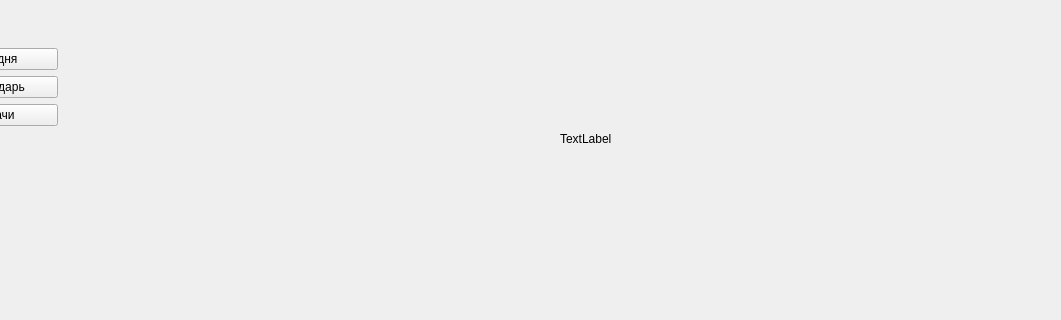
fnDxrk/ToDo_VPHAMI, file mainwindow.ui: the form before one commit; both pictures show x 219 to 1280 and y 0 to 320 of the 1280 by 720 pixel window.
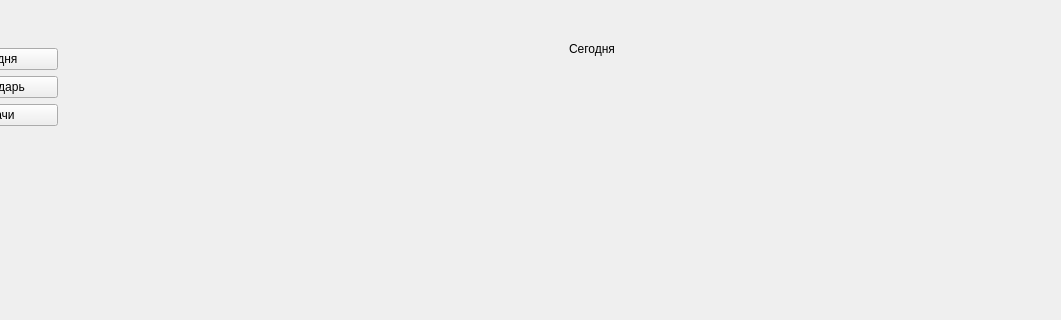
The form after the commit. Icons and pictures are not drawn.

Commit message: Set layout for each widget workspace

What changed in the file:
```diff
--- a/mainwindow.ui
+++ b/mainwindow.ui
@@ -228,50 +228,66 @@
    <widget class="QWidget" name="workspace_widget" native="true">
     <property name="geometry">
      <rect>
-      <x>460</x>
-      <y>60</y>
-      <width>711</width>
-      <height>581</height>
-     </rect>
-    </property>
-    <widget class="QWidget" name="title" native="true">
-     <property name="geometry">
-      <rect>
-       <x>39</x>
+      <x>360</x>
        <y>30</y>
-       <width>641</width>
-       <height>80</height>
-      </rect>
-     </property>
+      <width>901</width>
+      <height>661</height>
+     </rect>
+    </property>
+    <layout class="QVBoxLayout" name="verticalLayout_5">
+     <item>
+      <widget class="QWidget" name="title" native="true">
+       <layout class="QHBoxLayout" name="horizontalLayout_3">
+        <item>
+         <layout class="QHBoxLayout" name="horizontalLayout">
+          <item>
+           <spacer name="horizontalSpacer">
+            <property name="orientation">
+             <enum>Qt::Horizontal</enum>
+            </property>
+            <property name="sizeHint" stdset="0">
+             <size>
+              <width>40</width>
+              <height>20</height>
+             </size>
+            </property>
+           </spacer>
+          </item>
+          <item>
      <widget class="QLabel" name="title_text">
-      <property name="geometry">
-       <rect>
-        <x>280</x>
-        <y>40</y>
-        <width>54</width>
-        <height>17</height>
-       </rect>
-      </property>
       <property name="text">
-       <string>TextLabel</string>
-      </property>
-     </widget>
-    </widget>
+             <string>Сегодня</string>
+            </property>
+           </widget>
+          </item>
+          <item>
+           <spacer name="horizontalSpacer_2">
+            <property name="orientation">
+             <enum>Qt::Horizontal</enum>
+            </property>
+            <property name="sizeHint" stdset="0">
+             <size>
+              <width>40</width>
+              <height>20</height>
+             </size>
+            </property>
+           </spacer>
+          </item>
+         </layout>
+        </item>
+       </layout>
+      </widget>
+     </item>
+     <item>
     <widget class="QStackedWidget" name="stackedWidget">
-     <property name="geometry">
-      <rect>
-       <x>50</x>
-       <y>140</y>
-       <width>621</width>
-       <height>401</height>
-      </rect>
-     </property>
      <property name="currentIndex">
       <number>0</number>
      </property>
      <widget class="QWidget" name="page"/>
      <widget class="QWidget" name="page_2"/>
     </widget>
+     </item>
+    </layout>
    </widget>
   </widget>
  </widget>
```
Lines whose indentation alone changed are shown as unchanged.
